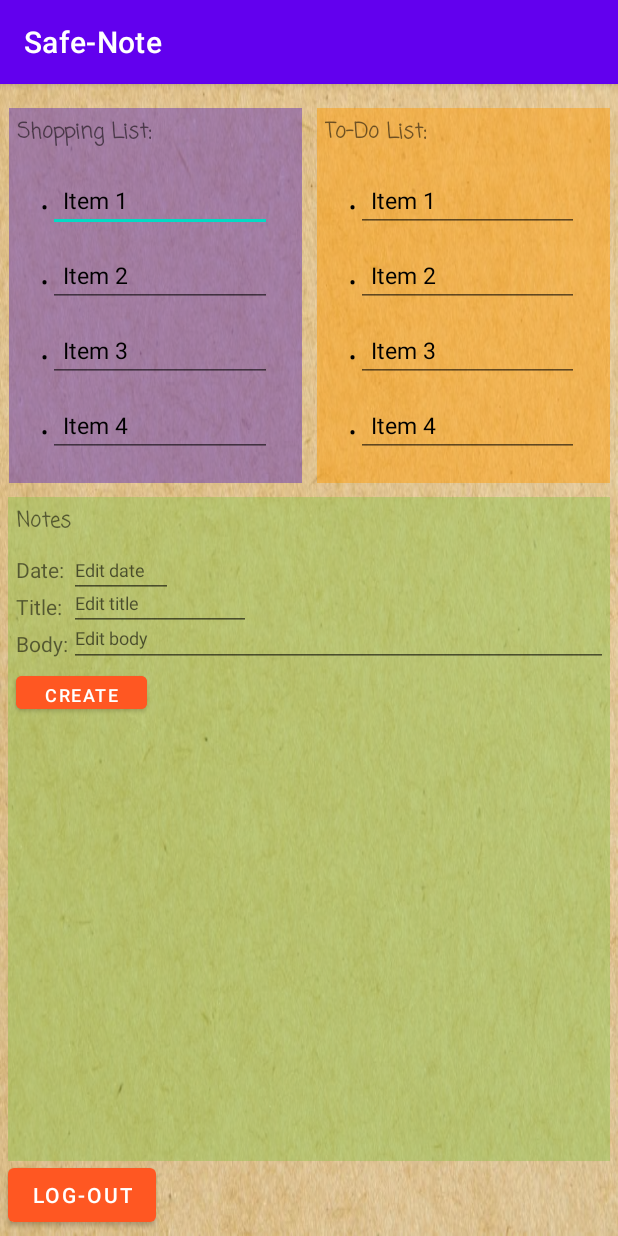
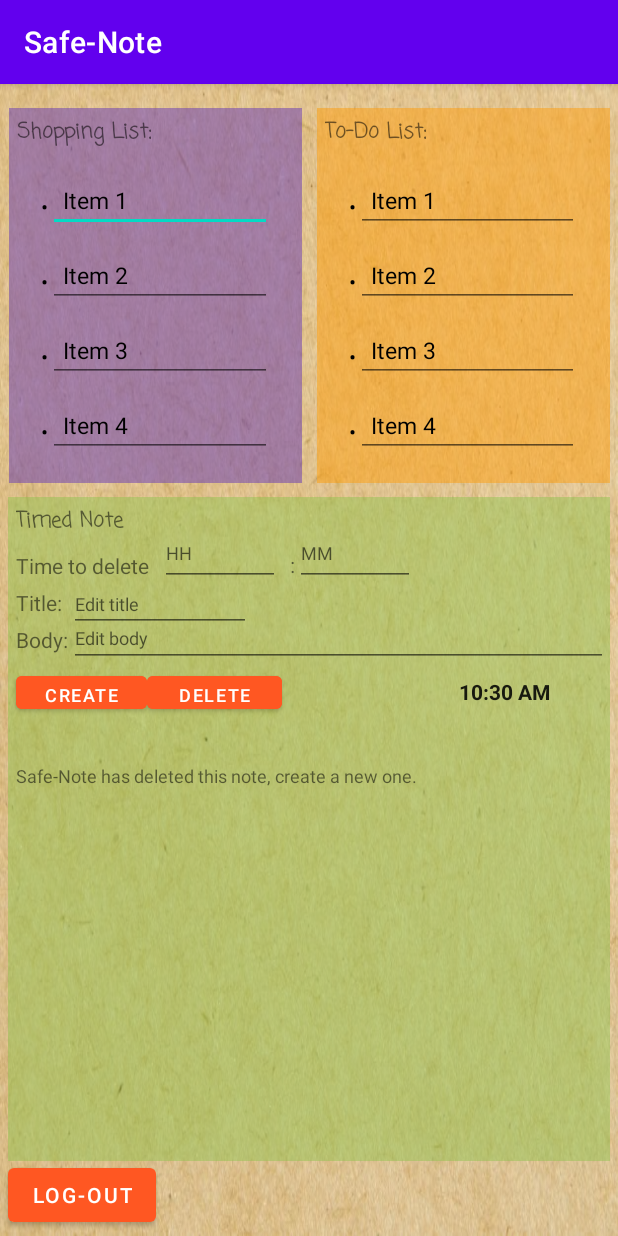
Before and after one commit to AdamTweedie/Safe-Note-Android-Application, an Android app: the NotePage screen opened directly, with no data from a screen before it, after a tap on "CREATE", on a phone screen of 412 x 824 dp. Run offline under Robolectric (Android 15) with nearby library versions, the phone set to English and light mode, and no system bars; 4 statements that could not run were skipped.

Commit message:
Adding a timed note element in NotePage.java

```diff
--- a/app/src/main/java/com/example/safe_note/EditRecyclerView.java
+++ b/app/src/main/java/com/example/safe_note/EditRecyclerView.java
@@ -1,4 +1,6 @@
 package com.example.safe_note;
+
+import android.content.SharedPreferences;
 
 public class EditRecyclerView {
 
--- a/app/src/main/java/com/example/safe_note/MainActivity.java
+++ b/app/src/main/java/com/example/safe_note/MainActivity.java
@@ -32,12 +32,15 @@ public class MainActivity extends AppCompatActivity {
         btnSignUp = (Button) findViewById(R.id.btnSignUp);
 
         // shared preferences for Notes (not working, try savedInstanceState())
-        SharedPreferences result = getSharedPreferences("SaveData", Context.MODE_PRIVATE);
-        String value = result.getString("Value", " β β ");
-        SharedPreferences.Editor spNoteOneEditor = result.edit();
-        System.out.println("SharedPref value from within MainActivity.java " + value);
-        spNoteOneEditor.putString("Value", value);
-        spNoteOneEditor.apply();
+        SharedPreferences result = getSharedPreferences("TimedNote", Context.MODE_PRIVATE);
+        String noteTitle = result.getString("Title", "");
+        String noteBody = result.getString("Body", "");
+        String refTime = result.getString("EndTime", "0:0:0");
+        SharedPreferences.Editor timedNoteEditor = result.edit();
+        timedNoteEditor.putString("EndTime", refTime);
+        timedNoteEditor.putString("Title", noteTitle);
+        timedNoteEditor.putString("Body", noteBody);
+        timedNoteEditor.apply();
 
 
         String masterKeyAlias = null;
@@ -75,7 +78,7 @@ public class MainActivity extends AppCompatActivity {
                 String userDetails = encryptedPreferences.getString(user + password + "data", incorrectDetails);
                 SharedPreferences.Editor editor = encryptedPreferences.edit();
                 editor.putString("user_display", userDetails);
-                editor.commit();
+                editor.apply();
 
                 String display = encryptedPreferences.getString("user_display", "");
 
--- a/app/src/main/java/com/example/safe_note/NotePage.java
+++ b/app/src/main/java/com/example/safe_note/NotePage.java
@@ -2,22 +2,30 @@ package com.example.safe_note;
 
 import android.content.Intent;
 import android.content.SharedPreferences;
+import android.os.Build;
 import android.os.Bundle;
+import android.os.CountDownTimer;
 import android.view.View;
 import android.widget.Button;
 import android.widget.EditText;
 import android.widget.TextView;
+import android.content.Context;
 import android.widget.Toast;
-import android.content.Context;
+
+import androidx.annotation.RequiresApi;
 import androidx.appcompat.app.AppCompatActivity;
 import androidx.recyclerview.widget.LinearLayoutManager;
 import androidx.recyclerview.widget.RecyclerView;
 import androidx.security.crypto.EncryptedSharedPreferences;
 import androidx.security.crypto.MasterKeys;
 
+import java.time.LocalDateTime;
+import java.time.LocalTime;
 import java.io.IOException;
 import java.security.GeneralSecurityException;
+import java.time.format.DateTimeFormatter;
 import java.util.ArrayList;
+
 
 public class NotePage extends AppCompatActivity{
 
@@ -29,21 +37,20 @@ public class NotePage extends AppCompatActivity{
     public ArrayList<EditRecyclerView> ervArrayListTwo;
     CustomAdapter customAdapterOne;
     CustomAdapter customAdapterTwo;
-    EditText etDate, etTitle, etBody;
-    TextView tvDate, tvTitle, tvBody;
-    Button logOut, createNote;
-    SharedPreferences spNoteOne;
+    EditText etTimeHour, etTimeMin, etTitle, etBody;
+    TextView tvCount, tvTitle, tvBody;
+    Button logOut, createNote, delete;
+    SharedPreferences spTimedNote;
 
+    @RequiresApi(api = Build.VERSION_CODES.O)
     @Override
     protected void onCreate(Bundle savedInstanceState){
 
         super.onCreate(savedInstanceState);
         setContentView(R.layout.note_page);
 
-        // Encrypted Shared Preferences used to store user credentials to the application
-        //SharedPreferences preferences = getSharedPreferences("MYPREFS", MODE_PRIVATE);
-
         logOut = (Button) findViewById(R.id.btnLogOut);
+        delete = (Button) findViewById(R.id.btnDelete);
         recyclerViewOne = (RecyclerView) findViewById(R.id.shoppingRecyclerView);
         recyclerViewTwo = (RecyclerView) findViewById(R.id.toDoRecyclerView);
 
@@ -64,6 +71,7 @@ public class NotePage extends AppCompatActivity{
         Context context = getApplicationContext();
 
         SharedPreferences encryptedPreferences = null;
+
         try {
             encryptedPreferences = EncryptedSharedPreferences.create(
                     "encrypted_credentials",
@@ -75,8 +83,8 @@ public class NotePage extends AppCompatActivity{
         } catch (GeneralSecurityException | IOException e) {
             e.printStackTrace();
         }
+
         String display = encryptedPreferences.getString("user_display", "");
-
         // Display the user that is logged in
         TextView displayInfo = (TextView) findViewById(R.id.textView3);
         displayInfo.setText(display);
@@ -91,46 +99,82 @@ public class NotePage extends AppCompatActivity{
          * the SharedPreferences working so that is saves state between activities.**/
 
         createNote = (Button) findViewById(R.id.btnCreate);
-        etDate = (EditText) findViewById(R.id.etDate);
+        etTimeHour = (EditText) findViewById(R.id.etTimeHour);
+        etTimeMin = (EditText) findViewById(R.id.etTimeMin);
         etTitle = (EditText) findViewById(R.id.etTitle);
         etBody = (EditText) findViewById(R.id.etBody);
-        tvDate = (TextView) findViewById(R.id.tvDate);
+        tvCount = (TextView) findViewById(R.id.tvCountDown);
         tvTitle = (TextView) findViewById(R.id.tvTitle);
         tvBody = (TextView) findViewById(R.id.tvBody);
 
-        spNoteOne = getSharedPreferences("SaveData", Context.MODE_PRIVATE);
-        SharedPreferences.Editor editor = spNoteOne.edit();
+        LocalTime now = LocalTime.now();
+
+        spTimedNote = getSharedPreferences("TimedNote", Context.MODE_PRIVATE);
+        SharedPreferences.Editor editor = spTimedNote.edit();
 
         createNote.setOnClickListener(new View.OnClickListener() {
             @Override
             public void onClick(View v) {
-                System.out.println("EditText Note One: " + etDate.getText().toString());
-                editor.putString("Value", etDate.getText().toString() + "β" + etTitle.getText().toString() + "β" + etBody.getText().toString());
+                int timeHr = Integer.parseInt(etTimeHour.getText().toString());
+                int timeMin = Integer.parseInt(etTimeMin.getText().toString());
+                LocalTime refTime = LocalTime.of(timeHr, timeMin);
+                editor.putString("EndTime", String.valueOf(refTime));
+                editor.putString("Title", etTitle.getText().toString());
+                editor.putString("Body", etBody.getText().toString());
                 editor.apply();
-                // cant get value to be stored back in tv when reloaded
-                String value = spNoteOne.getString("Value", " β β ");
-                // this needs changing below
-                tvDate.setText(etDate.getText().toString());
+                tvCount.setText("End time " + etTimeHour.getText().toString() + ":" + etTimeMin.getText().toString());
                 tvBody.setText(etBody.getText().toString());
                 tvTitle.setText(etTitle.getText().toString());
+
+                if (now.isAfter(refTime)) {
+                    tvCount.setText("Safe-Note has deleted this note, create a new one.");
+                    tvBody.setText("");
+                    tvTitle.setText("");
+                    editor.remove("EndTime");
+                    editor.remove("Title");
+                    editor.remove("Body");
+                    editor.apply();
+                }
+
             }
         });
 
-        String string = spNoteOne.getString("Value", " β β ");
-        System.out.println("Full string - " + string);
-        String parts[] = string.split("β");
-        String date = parts[0];
-        String title = parts[1];
-        String body = parts[2];
-        System.out.println("Date - " + date);
-        System.out.println("Title - " + title);
-        System.out.println("Body - " + body);
+        delete.setOnClickListener(new View.OnClickListener() {
+            @Override
+            public void onClick(View v) {
+                tvCount.setText("");
+                tvTitle.setText("");
+                tvBody.setText("");
+                editor.remove("EndTime");
+                editor.remove("Title");
+                editor.remove("Body");
+                editor.apply();
+            }
+        });
 
-        tvDate.setText(date);
-        tvTitle.setText(title);
-        tvBody.setText(body);
+         String title = spTimedNote.getString("Title", "");
+         String body = spTimedNote.getString("Body", "");
+         String endTime = spTimedNote.getString("EndTime", "0:0:0");
+         tvCount.setText("Note will delete at: " + endTime);
+         tvTitle.setText(title);
+         tvBody.setText(body);
 
-        // Add functionality for Log Out button.
+         if (endTime == "0:0:0"){
+             tvCount.setText("Time is up");
+             tvBody.setText("");
+             tvTitle.setText("");
+         } else {
+             if (now.isAfter(LocalTime.parse(endTime))) {
+                 tvCount.setText("Time is up");
+                 tvBody.setText("");
+                 tvTitle.setText("");
+                 editor.remove("EndTime");
+                 editor.remove("Title");
+                 editor.remove("Body");
+                 editor.apply();
+             }
+         }
+
         logOut.setOnClickListener(new View.OnClickListener() {
             @Override
             public void onClick(View v) {
@@ -142,8 +186,9 @@ public class NotePage extends AppCompatActivity{
                 Toast.makeText(context, "Goodbye!", Toast.LENGTH_LONG).show();
             }
         });
+    }
 
-    }
+
 
     private ArrayList<EditRecyclerView> populateList(){
 
@@ -155,6 +200,4 @@ public class NotePage extends AppCompatActivity{
         }
         return list;
     }
-
-
 }
--- a/app/src/main/java/com/example/safe_note/Register.java
+++ b/app/src/main/java/com/example/safe_note/Register.java
@@ -31,6 +31,10 @@ public class Register extends AppCompatActivity {
         password = (EditText) findViewById(R.id.etNewPassword);
         email = (EditText) findViewById(R.id.etNewEmail);
         btnRegister = (Button) findViewById(R.id.btnRegister);
+
+        if (userName.length() < 3) {
+            userName.setText("");
+        }
 
         String masterKeyAlias = null;
         try {
--- a/app/src/main/res/layout/note_page.xml
+++ b/app/src/main/res/layout/note_page.xml
@@ -110,31 +110,18 @@
         app:layout_constraintHorizontal_bias="1.0"
         app:layout_constraintStart_toStartOf="@+id/constraintLayout"
         app:layout_constraintTop_toBottomOf="@+id/constraintLayout"
-        app:layout_constraintVertical_bias="0.522">
+        app:layout_constraintVertical_bias="1.0">
 
         <TextView
             android:id="@+id/textView6"
-            android:layout_width="66dp"
-            android:layout_height="28dp"
+            android:layout_width="119dp"
+            android:layout_height="25dp"
             android:layout_marginStart="5dp"
-            android:layout_marginLeft="5dp"
             android:layout_marginTop="5dp"
             android:fontFamily="casual"
-            android:text="Notes"
+            android:text="Timed Note"
             android:textStyle="bold"
             app:layout_constraintStart_toStartOf="parent"
-            app:layout_constraintTop_toTopOf="parent" />
-
-        <EditText
-            android:id="@+id/etDate"
-            android:layout_width="69dp"
-            android:layout_height="37dp"
-            android:layout_marginTop="30dp"
-            android:ems="10"
-            android:hint="Edit date"
-            android:inputType="textPersonName"
-            android:textSize="12sp"
-            app:layout_constraintStart_toEndOf="@+id/textView7"
             app:layout_constraintTop_toTopOf="parent" />
 
         <Button
@@ -148,10 +135,10 @@
             app:layout_constraintTop_toBottomOf="@+id/etBody" />
 
         <TextView
-            android:id="@+id/tvDate"
+            android:id="@+id/tvCountDown"
             android:layout_width="wrap_content"
             android:layout_height="wrap_content"
-            android:layout_marginTop="10dp"
+            android:layout_marginTop="30dp"
             android:textSize="12sp"
             app:layout_constraintStart_toStartOf="@+id/btnCreate"
             app:layout_constraintTop_toBottomOf="@+id/btnCreate" />
@@ -161,7 +148,7 @@
             android:layout_width="wrap_content"
             android:layout_height="wrap_content"
             android:layout_marginTop="5dp"
-            android:text="Date: "
+            android:text="Time to delete"
             app:layout_constraintStart_toStartOf="@+id/textView6"
             app:layout_constraintTop_toBottomOf="@+id/textView6" />
 
@@ -187,12 +174,13 @@
             android:id="@+id/etTitle"
             android:layout_width="121dp"
             android:layout_height="34dp"
-            android:layout_marginTop="55dp"
+            android:layout_marginStart="35dp"
+            android:layout_marginTop="56dp"
             android:ems="10"
             android:hint="Edit title"
             android:inputType="textPersonName"
             android:textSize="12sp"
-            app:layout_constraintStart_toStartOf="@+id/etDate"
+            app:layout_constraintStart_toStartOf="@+id/textView7"
             app:layout_constraintTop_toTopOf="parent" />
 
         <EditText
@@ -213,8 +201,8 @@
             android:layout_height="wrap_content"
             android:layout_marginTop="5dp"
             android:textSize="12sp"
-            app:layout_constraintStart_toStartOf="@+id/tvDate"
-            app:layout_constraintTop_toBottomOf="@+id/tvDate" />
+            app:layout_constraintStart_toStartOf="@+id/tvCountDown"
+            app:layout_constraintTop_toBottomOf="@+id/tvCountDown" />
 
         <TextView
             android:id="@+id/tvBody"
@@ -224,6 +212,65 @@
             android:textSize="12sp"
             app:layout_constraintStart_toStartOf="@+id/tvTitle"
             app:layout_constraintTop_toBottomOf="@+id/tvTitle" />
+
+        <EditText
+            android:id="@+id/etTimeMin"
+            android:layout_width="80dp"
+            android:layout_height="43dp"
+            android:layout_marginTop="16dp"
+            android:layout_marginEnd="130dp"
+            android:ems="10"
+            android:hint="MM"
+            android:inputType="time"
+            android:textSize="12sp"
+            app:layout_constraintEnd_toEndOf="parent"
+            app:layout_constraintTop_toTopOf="parent" />
+
+        <EditText
+            android:id="@+id/etTimeHour"
+            android:layout_width="80dp"
+            android:layout_height="43dp"
+            android:layout_marginEnd="10dp"
+            android:ems="10"
+            android:hint="HH"
+            android:inputType="time"
+            android:textSize="12sp"
+            app:layout_constraintBottom_toBottomOf="@+id/etTimeMin"
+            app:layout_constraintEnd_toStartOf="@+id/etTimeMin"
+            app:layout_constraintTop_toTopOf="@+id/etTimeMin" />
+
+        <TextView
+            android:id="@+id/textView10"
+            android:layout_width="wrap_content"
+            android:layout_height="wrap_content"
+            android:layout_marginTop="35dp"
+            android:text=":"
+            app:layout_constraintEnd_toStartOf="@+id/etTimeMin"
+            app:layout_constraintTop_toTopOf="parent" />
+
+        <android.widget.TextClock
+            android:id="@+id/digitalClock"
+            android:layout_width="wrap_content"
+            android:layout_height="wrap_content"
+            android:layout_alignParentEnd="true"
+            android:layout_marginTop="120dp"
+            android:layout_marginEnd="40dp"
+            android:format12Hour="@null"
+            android:format24Hour="dd MMM yyyy   k:mm:ss"
+            android:textStyle="bold"
+            android:timeZone="GMT+0000"
+            app:layout_constraintEnd_toEndOf="parent"
+            app:layout_constraintTop_toTopOf="parent" />
+
+        <Button
+            android:id="@+id/btnDelete"
+            android:layout_width="90dp"
+            android:layout_height="34dp"
+            android:backgroundTint="#FF5722"
+            android:text="Delete"
+            android:textSize="12sp"
+            app:layout_constraintStart_toEndOf="@+id/btnCreate"
+            app:layout_constraintTop_toTopOf="@+id/btnCreate" />
 
     </androidx.constraintlayout.widget.ConstraintLayout>
 
```
